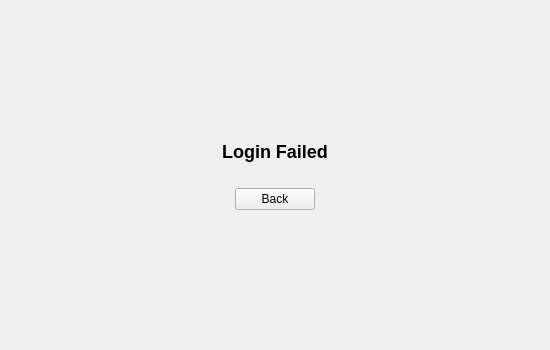
Before: the Qt Designer form haven-twitter/splashdialogue.ui in noodlecollie/haven-twitter, drawn with Qt 5.
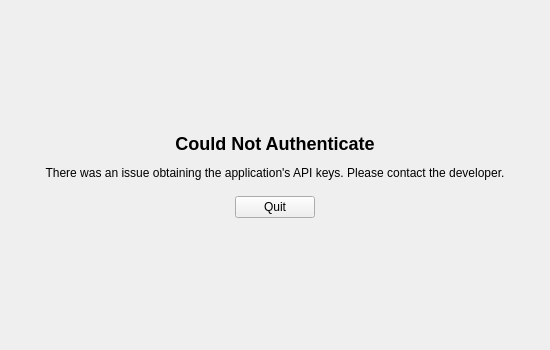
After: the same form once the commit is applied.

Patch:
```diff
--- a/haven-twitter/splashdialogue.ui
+++ b/haven-twitter/splashdialogue.ui
@@ -67,7 +67,7 @@
      <item>
       <widget class="QStackedWidget" name="pages">
        <property name="currentIndex">
-        <number>3</number>
+        <number>4</number>
        </property>
        <widget class="QWidget" name="splashPage">
         <layout class="QVBoxLayout" name="verticalLayout_4">
@@ -305,7 +305,7 @@
         </layout>
        </widget>
        <widget class="QWidget" name="loginFailedPage">
-        <layout class="QVBoxLayout" name="verticalLayout_7">
+        <layout class="QVBoxLayout" name="verticalLayout_7" stretch="0,0,0,0,0,0">
          <item>
           <spacer name="verticalSpacer_2">
            <property name="orientation">
@@ -339,8 +339,30 @@
            </property>
           </widget>
          </item>
+         <item>
+          <spacer name="verticalSpacer_6">
+           <property name="orientation">
+            <enum>Qt::Vertical</enum>
+           </property>
+           <property name="sizeType">
+            <enum>QSizePolicy::Fixed</enum>
+           </property>
+           <property name="sizeHint" stdset="0">
+            <size>
+             <width>20</width>
+             <height>10</height>
+            </size>
+           </property>
+          </spacer>
+         </item>
          <item>
           <layout class="QHBoxLayout" name="horizontalLayout_4">
+           <property name="leftMargin">
+            <number>0</number>
+           </property>
+           <property name="topMargin">
+            <number>0</number>
+           </property>
            <property name="bottomMargin">
             <number>0</number>
            </property>
@@ -394,6 +416,99 @@
          </item>
         </layout>
        </widget>
+       <widget class="QWidget" name="fatalErrorPage">
+        <layout class="QVBoxLayout" name="verticalLayout_8">
+         <item>
+          <spacer name="verticalSpacer_3">
+           <property name="orientation">
+            <enum>Qt::Vertical</enum>
+           </property>
+           <property name="sizeHint" stdset="0">
+            <size>
+             <width>20</width>
+             <height>40</height>
+            </size>
+           </property>
+          </spacer>
+         </item>
+         <item>
+          <widget class="QLabel" name="fatalErrorLabel">
+           <property name="text">
+            <string>&lt;h2&gt;Could Not Authenticate&lt;/h2&gt;There was an issue obtaining the application's API keys. Please contact the developer.</string>
+           </property>
+           <property name="alignment">
+            <set>Qt::AlignCenter</set>
+           </property>
+          </widget>
+         </item>
+         <item>
+          <spacer name="verticalSpacer_7">
+           <property name="orientation">
+            <enum>Qt::Vertical</enum>
+           </property>
+           <property name="sizeType">
+            <enum>QSizePolicy::Fixed</enum>
+           </property>
+           <property name="sizeHint" stdset="0">
+            <size>
+             <width>20</width>
+             <height>10</height>
+            </size>
+           </property>
+          </spacer>
+         </item>
+         <item>
+          <layout class="QHBoxLayout" name="horizontalLayout_5">
+           <item>
+            <spacer name="horizontalSpacer_3">
+             <property name="orientation">
+              <enum>Qt::Horizontal</enum>
+             </property>
+             <property name="sizeHint" stdset="0">
+              <size>
+               <width>40</width>
+               <height>20</height>
+              </size>
+             </property>
+            </spacer>
+           </item>
+           <item>
+            <widget class="QPushButton" name="quitButton">
+             <property name="text">
+              <string>Quit</string>
+             </property>
+            </widget>
+           </item>
+           <item>
+            <spacer name="horizontalSpacer_4">
+             <property name="orientation">
+              <enum>Qt::Horizontal</enum>
+             </property>
+             <property name="sizeHint" stdset="0">
+              <size>
+               <width>40</width>
+               <height>20</height>
+              </size>
+             </property>
+            </spacer>
+           </item>
+          </layout>
+         </item>
+         <item>
+          <spacer name="verticalSpacer_4">
+           <property name="orientation">
+            <enum>Qt::Vertical</enum>
+           </property>
+           <property name="sizeHint" stdset="0">
+            <size>
+             <width>20</width>
+             <height>40</height>
+            </size>
+           </property>
+          </spacer>
+         </item>
+        </layout>
+       </widget>
       </widget>
      </item>
     </layout>
```
Left out of the diff: 29 changed lines with no effect on the pictures.
